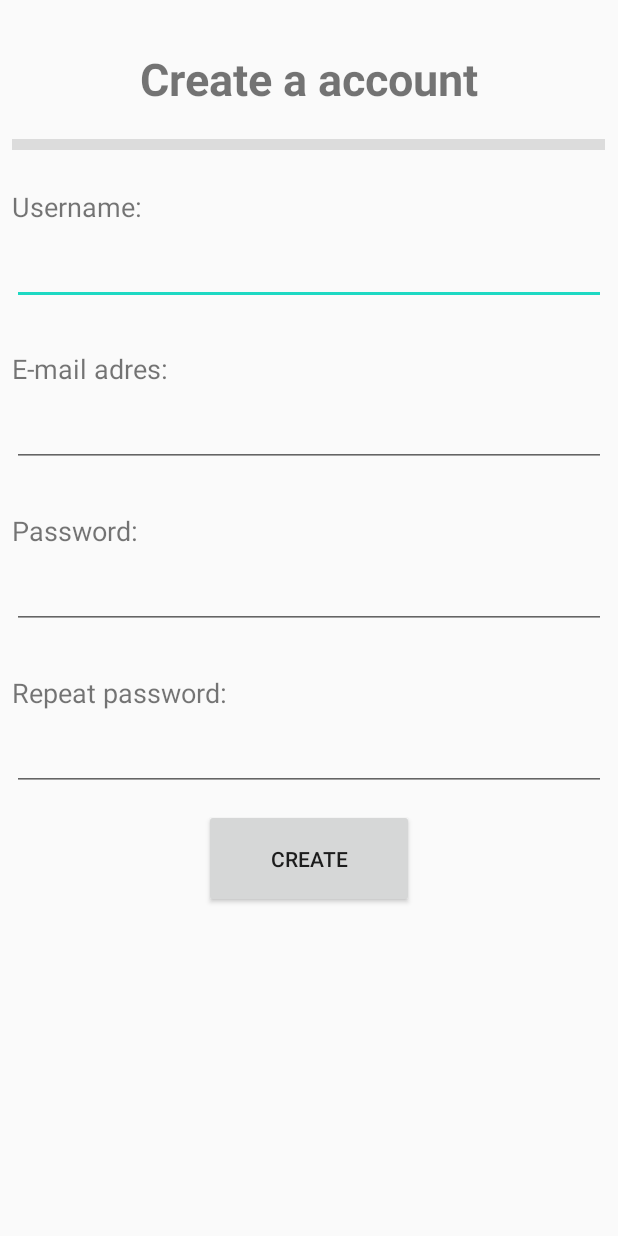
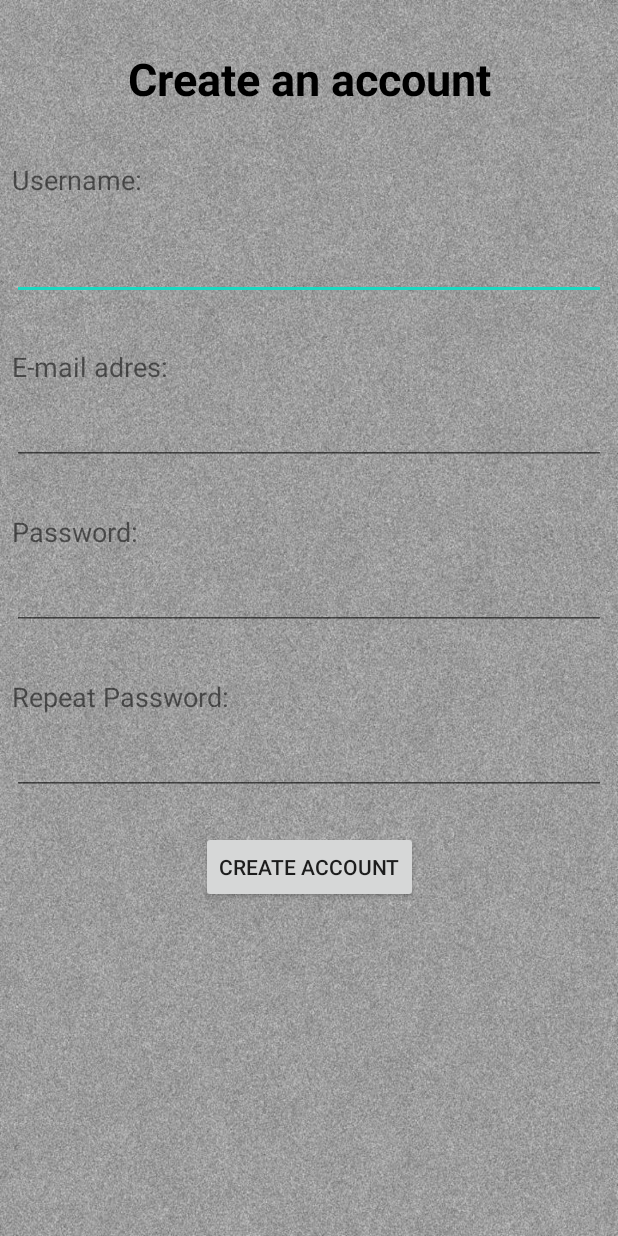
Before and after one commit to maxvanoord/MyApplication, an Android app: the Register screen opened directly, with no data from a screen before it, on a phone screen of 412 x 824 dp. Run offline under Robolectric (Android 15) with nearby library versions, the phone set to English and light mode, and no system bars.

Commit message:
Wat middag/avond werk ;)
Ik share nu alleen de veranderde bestanden, dus ff goed kijken hoe je m moet runnen. misschien wat copy/paste werk :(

```diff
--- a/app/src/main/AndroidManifest.xml
+++ b/app/src/main/AndroidManifest.xml
@@ -17,6 +17,7 @@
         </activity>
         <activity android:name=".Register"></activity>
         <activity android:name=".ProductScreen"></activity>
+        <activity android:name=".DroneScreen"></activity>
 
 
     </application>
--- a/app/src/main/java/com/example/myapplication/Register.java
+++ b/app/src/main/java/com/example/myapplication/Register.java
@@ -2,12 +2,35 @@ package com.example.myapplication;
 
 import android.app.Activity;
 import android.os.Bundle;
+import android.view.View;
+import android.widget.Button;
+import android.widget.EditText;
 
 public class Register extends Activity {
+
+    EditText username;
+    EditText email;
+    EditText password;
+    EditText repeatPassword;
+    Button createAccount;
 
     @Override
     protected void onCreate(Bundle savedInstanceState) {
         super.onCreate(savedInstanceState);
         setContentView(R.layout.register);
+
+        username = findViewById(R.id.username_create);
+        email = findViewById(R.id.email_create);
+        password = findViewById(R.id.password_create);
+        repeatPassword = findViewById(R.id.repeatpassword_create);
+        createAccount = findViewById(R.id.button_createaccount);
+
+        createAccount.setOnClickListener(new View.OnClickListener() {
+            @Override
+            public void onClick(View v) {
+
+            }
+        });
+
     }
 }
--- a/app/src/main/res/layout/productscreen.xml
+++ b/app/src/main/res/layout/productscreen.xml
@@ -5,7 +5,8 @@
     android:id="@+id/constraintLayout"
     android:layout_width="match_parent"
     android:layout_height="match_parent"
-    tools:context=".ProductScreen">
+    tools:context=".ProductScreen"
+    android:background="@drawable/background">
 
     <TextView
         android:id="@+id/textView4"
@@ -55,6 +56,7 @@
         android:layout_marginEnd="8dp"
         android:layout_marginRight="8dp"
         android:text="Products"
+        android:textColor="#000000"
         android:textSize="30sp"
         app:layout_constraintEnd_toEndOf="parent"
         app:layout_constraintStart_toStartOf="parent"
--- a/app/src/main/res/layout/register.xml
+++ b/app/src/main/res/layout/register.xml
@@ -4,33 +4,20 @@
     xmlns:tools="http://schemas.android.com/tools"
     android:id="@+id/linearLayout"
     android:layout_width="match_parent"
-    android:layout_height="match_parent">
-
-    <View
-        android:id="@+id/divider2"
-        android:layout_width="395dp"
-        android:layout_height="7dp"
-        android:layout_marginStart="8dp"
-        android:layout_marginLeft="8dp"
-        android:layout_marginTop="20dp"
-        android:layout_marginEnd="8dp"
-        android:layout_marginRight="8dp"
-        android:background="?android:attr/listDivider"
-        app:layout_constraintEnd_toEndOf="parent"
-        app:layout_constraintHorizontal_bias="0.0"
-        app:layout_constraintStart_toStartOf="parent"
-        app:layout_constraintTop_toBottomOf="@+id/UsernameText" />
+    android:layout_height="match_parent"
+    android:background="@drawable/background">
 
     <TextView
-        android:id="@+id/UsernameText"
+        android:id="@+id/title_register"
         android:layout_width="wrap_content"
-        android:layout_height="wrap_content"
+        android:layout_height="43dp"
         android:layout_marginStart="8dp"
         android:layout_marginLeft="8dp"
         android:layout_marginTop="32dp"
         android:layout_marginEnd="8dp"
         android:layout_marginRight="8dp"
-        android:text="Create a account"
+        android:text="@string/create_an_account"
+        android:textColor="#000000"
         android:textSize="30sp"
         android:textStyle="bold"
         app:layout_constraintEnd_toEndOf="parent"
@@ -38,23 +25,23 @@
         app:layout_constraintTop_toTopOf="parent" />
 
     <TextView
-        android:id="@+id/textView2"
-        android:layout_width="wrap_content"
-        android:layout_height="wrap_content"
+        android:id="@+id/usernametextview"
+        android:layout_width="101dp"
+        android:layout_height="39dp"
         android:layout_marginStart="8dp"
         android:layout_marginLeft="8dp"
-        android:layout_marginTop="25dp"
+        android:layout_marginTop="32dp"
         android:layout_marginEnd="8dp"
         android:layout_marginRight="8dp"
-        android:text="Username:"
+        android:text="@string/usernametext"
         android:textSize="18sp"
         app:layout_constraintEnd_toEndOf="parent"
         app:layout_constraintHorizontal_bias="0.0"
         app:layout_constraintStart_toStartOf="parent"
-        app:layout_constraintTop_toBottomOf="@+id/divider2" />
+        app:layout_constraintTop_toBottomOf="@+id/title_register" />
 
     <EditText
-        android:id="@+id/editTextUsername"
+        android:id="@+id/username_create"
         android:layout_width="0dp"
         android:layout_height="wrap_content"
         android:layout_marginStart="8dp"
@@ -65,28 +52,58 @@
         android:ems="10"
         android:inputType="textPersonName"
         app:layout_constraintEnd_toEndOf="parent"
-        app:layout_constraintHorizontal_bias="0.0"
         app:layout_constraintStart_toStartOf="parent"
-        app:layout_constraintTop_toBottomOf="@+id/textView2" />
+        app:layout_constraintTop_toBottomOf="@+id/usernametextview" />
 
     <TextView
-        android:id="@+id/textViewReapeatPassword"
+        android:id="@+id/textViewemail"
         android:layout_width="wrap_content"
         android:layout_height="wrap_content"
         android:layout_marginStart="8dp"
         android:layout_marginLeft="8dp"
-        android:layout_marginTop="30dp"
+        android:layout_marginTop="32dp"
         android:layout_marginEnd="8dp"
         android:layout_marginRight="8dp"
-        android:text="Repeat password:"
+        android:text="@string/e_mail_adres"
         android:textSize="18sp"
         app:layout_constraintEnd_toEndOf="parent"
         app:layout_constraintHorizontal_bias="0.0"
         app:layout_constraintStart_toStartOf="parent"
-        app:layout_constraintTop_toBottomOf="@+id/editTextPassword" />
+        app:layout_constraintTop_toBottomOf="@+id/username_create" />
 
     <EditText
-        android:id="@+id/editTextPassword"
+        android:id="@+id/email_create"
+        android:layout_width="0dp"
+        android:layout_height="wrap_content"
+        android:layout_marginStart="8dp"
+        android:layout_marginLeft="8dp"
+        android:layout_marginTop="8dp"
+        android:layout_marginEnd="8dp"
+        android:layout_marginRight="8dp"
+        android:ems="10"
+        android:inputType="textEmailAddress"
+        app:layout_constraintEnd_toEndOf="parent"
+        app:layout_constraintStart_toStartOf="parent"
+        app:layout_constraintTop_toBottomOf="@+id/textViewemail" />
+
+    <TextView
+        android:id="@+id/textViewpassword"
+        android:layout_width="wrap_content"
+        android:layout_height="wrap_content"
+        android:layout_marginStart="8dp"
+        android:layout_marginLeft="8dp"
+        android:layout_marginTop="32dp"
+        android:layout_marginEnd="8dp"
+        android:layout_marginRight="8dp"
+        android:text="@string/passwordregistertextview"
+        android:textSize="18sp"
+        app:layout_constraintEnd_toEndOf="parent"
+        app:layout_constraintHorizontal_bias="0.0"
+        app:layout_constraintStart_toStartOf="parent"
+        app:layout_constraintTop_toBottomOf="@+id/email_create" />
+
+    <EditText
+        android:id="@+id/password_create"
         android:layout_width="0dp"
         android:layout_height="wrap_content"
         android:layout_marginStart="8dp"
@@ -98,57 +115,26 @@
         android:inputType="textPassword"
         app:layout_constraintEnd_toEndOf="parent"
         app:layout_constraintStart_toStartOf="parent"
-        app:layout_constraintTop_toBottomOf="@+id/textView6" />
+        app:layout_constraintTop_toBottomOf="@+id/textViewpassword" />
 
     <TextView
-        android:id="@+id/textView5"
+        android:id="@+id/textViewrepeatpassword"
         android:layout_width="wrap_content"
         android:layout_height="wrap_content"
         android:layout_marginStart="8dp"
         android:layout_marginLeft="8dp"
-        android:layout_marginTop="30dp"
+        android:layout_marginTop="32dp"
         android:layout_marginEnd="8dp"
         android:layout_marginRight="8dp"
-        android:text="E-mail adres:"
+        android:text="@string/repeat_password"
         android:textSize="18sp"
         app:layout_constraintEnd_toEndOf="parent"
         app:layout_constraintHorizontal_bias="0.0"
         app:layout_constraintStart_toStartOf="parent"
-        app:layout_constraintTop_toBottomOf="@+id/editTextUsername" />
+        app:layout_constraintTop_toBottomOf="@+id/password_create" />
 
     <EditText
-        android:id="@+id/editText4"
-        android:layout_width="0dp"
-        android:layout_height="wrap_content"
-        android:layout_marginStart="8dp"
-        android:layout_marginLeft="8dp"
-        android:layout_marginTop="8dp"
-        android:layout_marginEnd="8dp"
-        android:layout_marginRight="8dp"
-        android:ems="10"
-        android:inputType="textEmailAddress"
-        app:layout_constraintEnd_toEndOf="parent"
-        app:layout_constraintStart_toStartOf="parent"
-        app:layout_constraintTop_toBottomOf="@+id/textView5" />
-
-    <TextView
-        android:id="@+id/textView6"
-        android:layout_width="wrap_content"
-        android:layout_height="wrap_content"
-        android:layout_marginStart="8dp"
-        android:layout_marginLeft="8dp"
-        android:layout_marginTop="30dp"
-        android:layout_marginEnd="8dp"
-        android:layout_marginRight="8dp"
-        android:text="Password:"
-        android:textSize="18sp"
-        app:layout_constraintEnd_toEndOf="parent"
-        app:layout_constraintHorizontal_bias="0.0"
-        app:layout_constraintStart_toStartOf="parent"
-        app:layout_constraintTop_toBottomOf="@+id/editText4" />
-
-    <EditText
-        android:id="@+id/editTextRepeatPassword"
+        android:id="@+id/repeatpassword_create"
         android:layout_width="0dp"
         android:layout_height="wrap_content"
         android:layout_marginStart="8dp"
@@ -160,19 +146,19 @@
         android:inputType="textPassword"
         app:layout_constraintEnd_toEndOf="parent"
         app:layout_constraintStart_toStartOf="parent"
-        app:layout_constraintTop_toBottomOf="@+id/textViewReapeatPassword" />
+        app:layout_constraintTop_toBottomOf="@+id/textViewrepeatpassword" />
 
     <Button
-        android:id="@+id/buttonCreateAccount"
-        android:layout_width="140dp"
-        android:layout_height="66dp"
+        android:id="@+id/button_createaccount"
+        android:layout_width="wrap_content"
+        android:layout_height="wrap_content"
         android:layout_marginStart="8dp"
         android:layout_marginLeft="8dp"
-        android:layout_marginTop="12dp"
+        android:layout_marginTop="24dp"
         android:layout_marginEnd="8dp"
         android:layout_marginRight="8dp"
-        android:text="Create"
+        android:text="@string/create_account_button"
         app:layout_constraintEnd_toEndOf="parent"
         app:layout_constraintStart_toStartOf="parent"
-        app:layout_constraintTop_toBottomOf="@+id/editTextRepeatPassword" />
+        app:layout_constraintTop_toBottomOf="@+id/repeatpassword_create" />
 </android.support.constraint.ConstraintLayout>
--- a/app/src/main/res/values/strings.xml
+++ b/app/src/main/res/values/strings.xml
@@ -1,3 +1,14 @@
 <resources>
     <string name="app_name">My Application</string>
+    <string name="password">Password</string>
+    <string name="register">Register</string>
+    <string name="techlab_rental">TechLab Rental</string>
+    <string name="username">Username</string>
+    <string name="create_an_account">Create an account</string>
+    <string name="usernametext">Username:</string>
+    <string name="e_mail_adres">E-mail adres:</string>
+    <string name="passwordregistertextview">Password:</string>
+    <string name="repeat_password">Repeat Password:</string>
+    <string name="create_account_button">create account</string>
+    <string name="droneInPage">Drone</string>
 </resources>
```
Also changed, not shown: app/src/main/java/com/example/myapplication/DroneScreen.java (added, +13 -0 lines), app/src/main/java/com/example/myapplication/MainActivity.java (+15 -18 lines), app/src/main/java/com/example/myapplication/ProductScreen.java (+17 -0 lines), app/src/main/res/layout/activity_main.xml (+52 -28 lines), app/src/main/res/layout/dronescreen.xml (added, +40 -0 lines), app/src/main/res/drawable/background.jpg (added), app/src/main/res/drawable/custumorpicture.png (added), app/src/main/res/drawable/loginbutton.png (added), app/src/main/res/drawable/passwordpicture.png (added).
